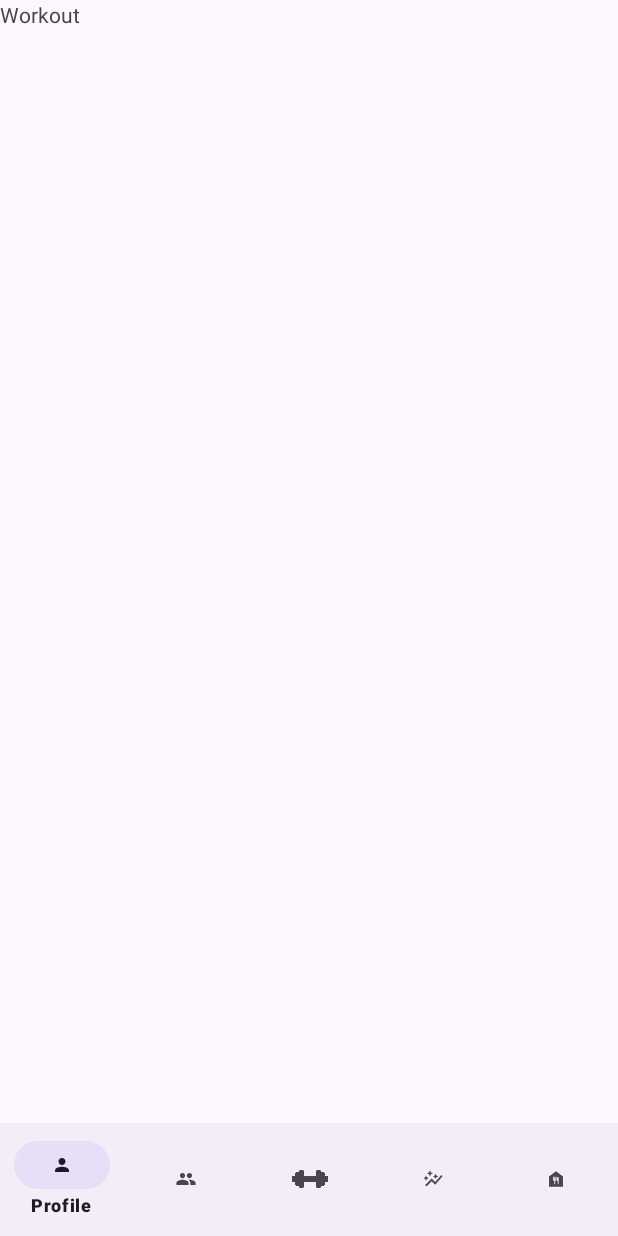
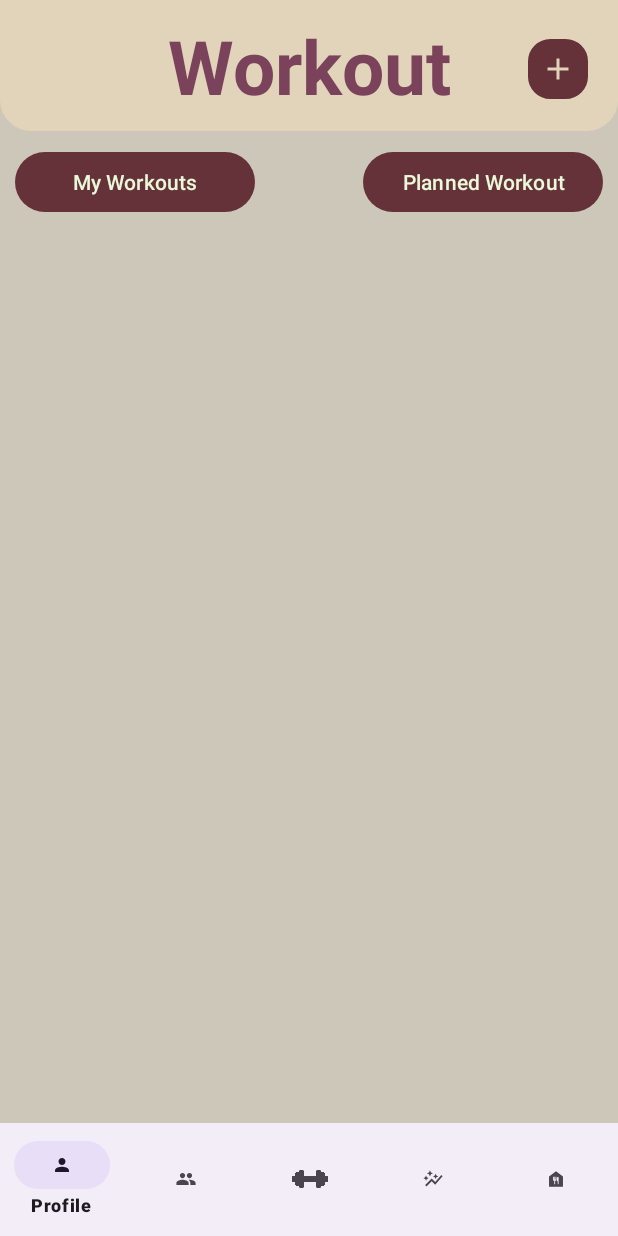
Before and after one commit to jewell-owen/FitTrack, an Android app: the fragment WorkoutFragment placed in its activity, on a phone screen of 412 x 824 dp. Run offline under Robolectric (Android 15) with nearby library versions, the phone set to English and light mode, and no system bars.

Commit message:
Starting to create fragment layouts and trying to figure out a color pallette

```diff
--- /dev/null
+++ b/FitTrack/app/src/main/res/drawable/baseline_add_24.xml
@@ -0,0 +1,5 @@
+<vector xmlns:android="http://schemas.android.com/apk/res/android" android:height="24dp" android:tint="@color/top_background" android:viewportHeight="24" android:viewportWidth="24" android:width="24dp">
+
+    <path android:fillColor="@android:color/white" android:pathData="M19,13h-6v6h-2v-6H5v-2h6V5h2v6h6v2z"/>
+
+</vector>
--- /dev/null
+++ b/FitTrack/app/src/main/res/drawable/baseline_edit_24.xml
@@ -0,0 +1,5 @@
+<vector xmlns:android="http://schemas.android.com/apk/res/android" android:height="24dp" android:tint="#E2D4BA" android:viewportHeight="24" android:viewportWidth="24" android:width="24dp">
+
+    <path android:fillColor="@android:color/white" android:pathData="M3,17.25V21h3.75L17.81,9.94l-3.75,-3.75L3,17.25zM20.71,7.04c0.39,-0.39 0.39,-1.02 0,-1.41l-2.34,-2.34c-0.39,-0.39 -1.02,-0.39 -1.41,0l-1.83,1.83 3.75,3.75 1.83,-1.83z"/>
+
+</vector>
--- /dev/null
+++ b/FitTrack/app/src/main/res/drawable/button_background.xml
@@ -0,0 +1,15 @@
+<?xml version="1.0" encoding="utf-8"?>
+
+<shape
+    xmlns:android="http://schemas.android.com/apk/res/android"
+    android:shape="rectangle">
+
+    <corners android:bottomLeftRadius="14dp" android:bottomRightRadius="14dp" android:topLeftRadius="14dp" android:topRightRadius="14dp"/>
+
+    <!-- This is the border color -->
+    <stroke android:width="2dp" android:color="@color/primary" />
+
+    <!--- This is the background color -->
+    <solid android:color="@color/primary" />
+
+</shape>
--- /dev/null
+++ b/FitTrack/app/src/main/res/drawable/top_background.xml
@@ -0,0 +1,15 @@
+<?xml version="1.0" encoding="utf-8"?>
+
+<shape
+    xmlns:android="http://schemas.android.com/apk/res/android"
+    android:shape="rectangle">
+
+    <corners android:bottomRightRadius="20dp" android:bottomLeftRadius="20dp"/>
+
+    <!-- This is the border color -->
+    <stroke android:width="2dp" android:color="@color/top_background" />
+
+    <!--- This is the background color -->
+    <solid android:color="@color/top_background" />
+
+</shape>
--- a/FitTrack/app/src/main/res/layout/fragment_workout.xml
+++ b/FitTrack/app/src/main/res/layout/fragment_workout.xml
@@ -1,15 +1,63 @@
 <?xml version="1.0" encoding="utf-8"?>
-<FrameLayout xmlns:android="http://schemas.android.com/apk/res/android"
-    xmlns:tools="http://schemas.android.com/tools"
-    android:layout_width="match_parent"
-    android:layout_height="match_parent"
-    tools:context=".WorkoutFragment">
+<androidx.constraintlayout.widget.ConstraintLayout xmlns:android="http://schemas.android.com/apk/res/android"
+xmlns:app="http://schemas.android.com/apk/res-auto"
+xmlns:tools="http://schemas.android.com/tools"
+android:layout_width="match_parent"
+android:layout_height="match_parent"
+android:background="@color/background"
+tools:context=".WorkoutFragment">
 
-    <!-- TODO: Update blank fragment layout -->
     <TextView
         android:id="@+id/workout_title_tv"
         android:layout_width="match_parent"
-        android:layout_height="match_parent"
-        android:text="Workout" />
+        android:layout_height="wrap_content"
+        android:textColor="@color/accent"
+        android:textAlignment="center"
+        android:paddingTop="10dp"
+        android:paddingBottom="10dp"
+        android:text="Workout"
+        android:textStyle="bold"
+        android:textSize="50sp"
+        android:background="@drawable/top_background"
+        app:layout_constraintTop_toTopOf="parent">
+    </TextView>
 
-</FrameLayout>
+    <ImageButton
+        android:id="@+id/workout_start_workout_btn"
+        android:layout_width="40dp"
+        android:layout_height="40dp"
+        android:src="@drawable/baseline_add_24"
+        android:background="@drawable/button_background"
+        android:layout_marginEnd="20dp"
+        android:layout_marginTop="4dp"
+        app:layout_constraintTop_toTopOf="@id/workout_title_tv"
+        app:layout_constraintBottom_toBottomOf="@id/workout_title_tv"
+        app:layout_constraintEnd_toEndOf="@id/workout_title_tv">
+    </ImageButton>
+
+    <Button
+        android:id="@+id/workout_add_plan_btn"
+        android:layout_width="160dp"
+        android:layout_height="wrap_content"
+        android:text="Planned Workout"
+        android:textColor="@color/light_text"
+        android:layout_marginEnd="10dp"
+        android:layout_marginTop="10dp"
+        app:layout_constraintEnd_toEndOf="parent"
+        app:layout_constraintTop_toBottomOf="@id/workout_title_tv">
+    </Button>
+
+    <Button
+        android:id="@+id/workout_my_workouts_btn"
+        android:layout_width="160dp"
+        android:layout_height="wrap_content"
+        android:text="My Workouts"
+        android:textColor="@color/light_text"
+        android:layout_marginStart="10dp"
+        android:layout_marginTop="10dp"
+        app:layout_constraintStart_toStartOf="parent"
+        app:layout_constraintTop_toBottomOf="@id/workout_title_tv">
+    </Button>
+
+
+</androidx.constraintlayout.widget.ConstraintLayout>
--- a/FitTrack/app/src/main/res/values/colors.xml
+++ b/FitTrack/app/src/main/res/values/colors.xml
@@ -3,9 +3,24 @@
     <color name="black">#FF000000</color>
     <color name="white">#FFFFFFFF</color>
 
-    <color name="primary_background">#F7ECE1</color>
-    <color name="secondary_background">#CAC4CE</color>
-    <color name="primary">#539987</color>
+<!--    <color name="background">#E8E9F3</color>-->
+<!--    <color name="top_background">#CACBE3</color>-->
+<!--    <color name="dark_text">#666666</color>-->
+<!--    <color name="light_text">#999999</color>-->
+<!--    <color name="primary">#18768B</color>-->
+<!--    <color name="secondary">#B1E5F2</color>-->
+<!--    <color name="accent">#7B435B</color>-->
+<!--    <color name="dark">#272635</color>-->
+<!--    <color name="text_primary">#04030F</color>-->
+
+    <color name="background">#CCC7B9</color>
+    <color name="on_background">#CCC7B9</color>
+    <color name="top_background">#E2D4BA</color>
+    <color name="dark_text">#666666</color>
+    <color name="light_text">#EAF9D9</color>
+    <color name="primary">#653239</color>
+    <color name="secondary">#AF7A6D</color>
     <color name="accent">#7B435B</color>
+    <color name="dark">#272635</color>
     <color name="text_primary">#04030F</color>
 </resources>
--- a/FitTrack/app/src/main/res/values/themes.xml
+++ b/FitTrack/app/src/main/res/values/themes.xml
@@ -4,7 +4,9 @@
         <!-- Customize your light theme here. -->
         <!-- <item name="colorPrimary">@color/my_light_primary</item> -->
         <item name="colorPrimary">@color/primary</item>
+        <item name="colorSecondary">@color/secondary</item>
         <item name="colorAccent">@color/accent</item>
+        <item name="colorOnPrimary">@color/on_background</item>"
     </style>
 
     <style name="Theme.FitTrack" parent="Base.Theme.FitTrack" />
```
Also changed, not shown: FitTrack/app/src/main/res/layout/fragment_friends.xml (+29 -5 lines), FitTrack/app/src/main/res/layout/fragment_profile.xml (+30 -5 lines).
